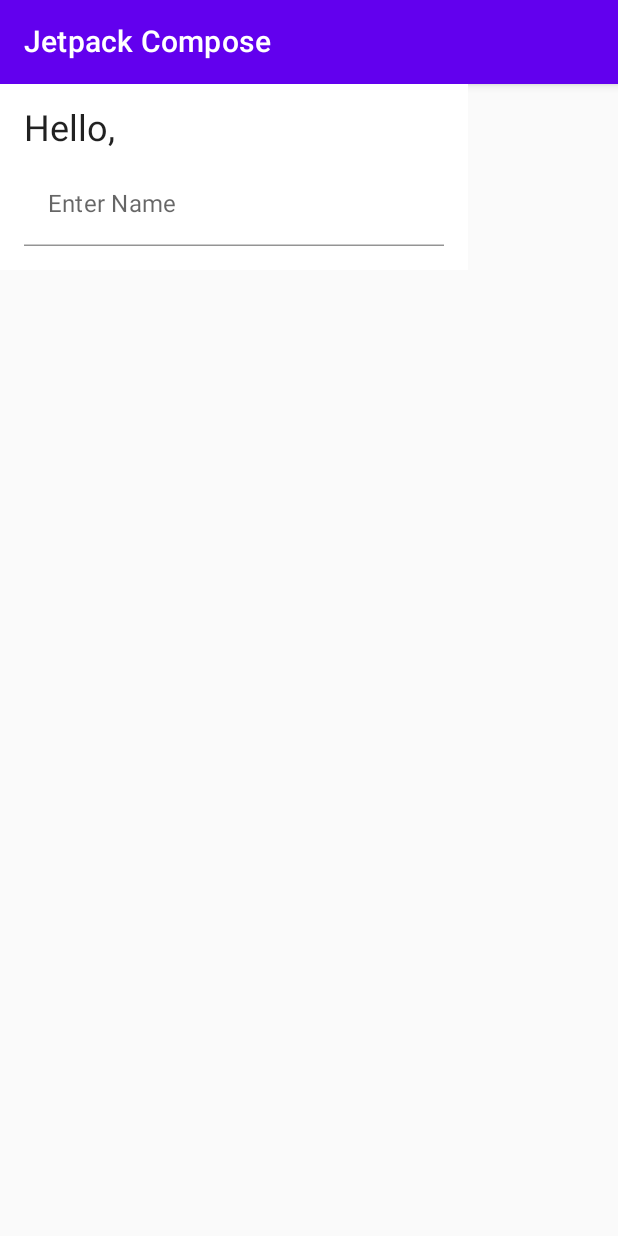
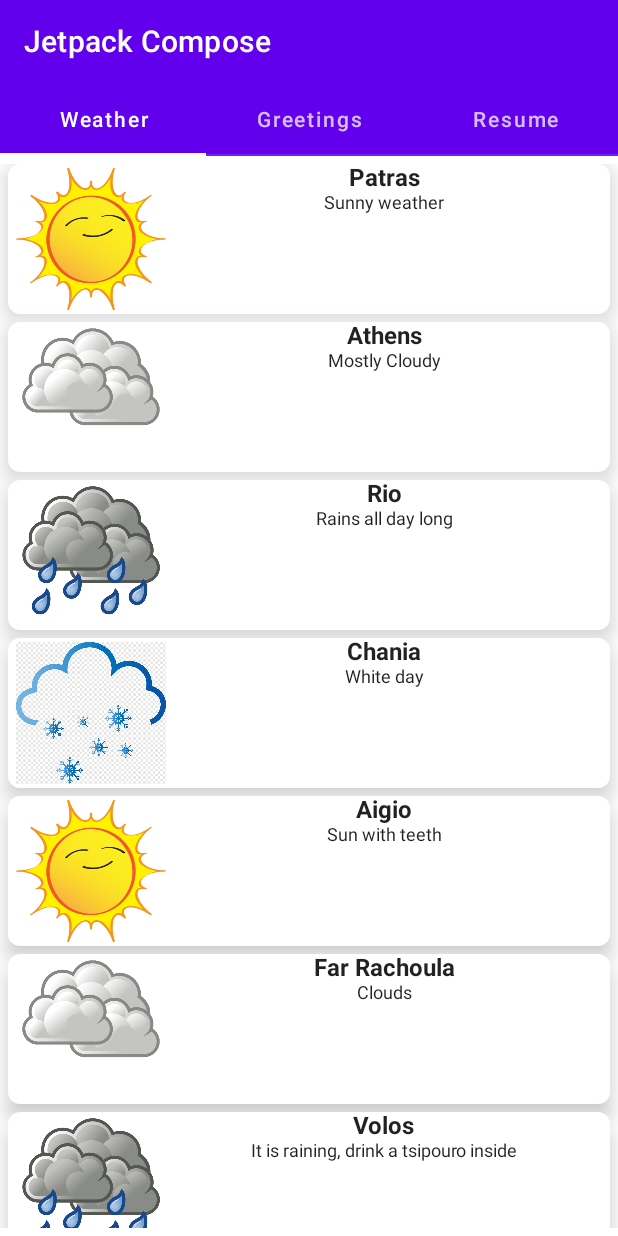
Before and after one commit to BILLyTheLiTTle/Learning_Android, an Android app built with Jetpack Compose: the screen it shows after launch (MainActivity), on a phone screen of 412 x 824 dp. Run offline under Robolectric (Android 15) with nearby library versions, the phone set to English and light mode, and no system bars; our stand-ins replace accompanist.

Commit message:
Add tabs and pager functionality(Experimental)

```diff
--- a/JetpackComposeExample/app/build.gradle
+++ b/JetpackComposeExample/app/build.gradle
@@ -63,4 +63,6 @@
     androidTestImplementation "androidx.compose.ui:ui-test-junit4:$compose_version"
     debugImplementation "androidx.compose.ui:ui-tooling:$compose_version"
     implementation "androidx.compose.runtime:runtime-livedata:$compose_version"
+    implementation "com.google.accompanist:accompanist-pager:0.12.0"
+    implementation "com.google.accompanist:accompanist-pager-indicators:0.12.0"
 }
--- a/JetpackComposeExample/app/src/main/AndroidManifest.xml
+++ b/JetpackComposeExample/app/src/main/AndroidManifest.xml
@@ -10,7 +10,7 @@
         android:supportsRtl="true"
         android:theme="@style/Theme.JetpackComposeExample">
         <activity
-            android:name=".ui.screens.MainActivity"
+            android:name=".ui.screens.main.MainActivity"
             android:exported="true"
             android:label="@string/app_name"
             android:theme="@style/Theme.JetpackComposeExample.NoActionBar">
--- a/JetpackComposeExample/app/src/main/java/learning/android/compose/ui/list/WeatherItem.kt
+++ b/JetpackComposeExample/app/src/main/java/learning/android/compose/ui/list/WeatherItem.kt
@@ -10,7 +10,6 @@
 import androidx.compose.ui.Modifier
 import androidx.compose.ui.layout.ContentScale
 import androidx.compose.ui.res.painterResource
-import androidx.compose.ui.text.style.TextAlign
 import androidx.compose.ui.tooling.preview.Preview
 import androidx.compose.ui.unit.dp
 import learning.android.compose.R
--- a/JetpackComposeExample/app/src/main/java/learning/android/compose/ui/screens/MainActivity.kt
+++ /dev/null
@@ -1,33 +0,0 @@
-package learning.android.compose.ui.screens
-
-import android.os.Bundle
-import androidx.activity.ComponentActivity
-import androidx.activity.compose.setContent
-import androidx.activity.viewModels
-import androidx.compose.foundation.layout.*
-import androidx.compose.material.*
-import learning.android.compose.ui.theme.JetpackComposeExampleTheme
-
-class MainActivity : ComponentActivity() {
-    val weatherItemsVM by viewModels<WeatherItemsViewModel>()
-    val greetingsVM by viewModels<GreetingsScreenViewModel>()
-
-    override fun onCreate(savedInstanceState: Bundle?) {
-        super.onCreate(savedInstanceState)
-        setContent {
-            JetpackComposeExampleTheme {
-                Column {
-                    TopAppBar(title = {
-                        Text(text = "Jetpack Compose")
-                    })
-                    // A surface container using the 'background' color from the theme
-                    Surface(color = MaterialTheme.colors.background) {
-                        //WeatherItemsScreen(weatherItemsVM.fetchData())
-                        GreetingsScreen(viewModel = greetingsVM)
-                    }
-                }
-
-            }
-        }
-    }
-}
--- /dev/null
+++ b/JetpackComposeExample/app/src/main/java/learning/android/compose/ui/screens/main/MainActivity.kt
@@ -0,0 +1,60 @@
+package learning.android.compose.ui.screens.main
+
+import android.os.Bundle
+import androidx.activity.ComponentActivity
+import androidx.activity.compose.setContent
+import androidx.activity.viewModels
+import androidx.compose.foundation.layout.*
+import androidx.compose.material.*
+import androidx.compose.runtime.rememberCoroutineScope
+import com.google.accompanist.pager.*
+import learning.android.compose.ui.screens.main.greetings.GreetingsScreen
+import learning.android.compose.ui.screens.main.greetings.GreetingsScreenViewModel
+import learning.android.compose.ui.screens.main.resume.ResumeScreen
+import learning.android.compose.ui.screens.main.weather.WeatherItemsScreen
+import learning.android.compose.ui.screens.main.weather.WeatherItemsViewModel
+import learning.android.compose.ui.screens.tabbing.Tabs
+import learning.android.compose.ui.screens.tabbing.TabsContent
+import learning.android.compose.ui.theme.JetpackComposeExampleTheme
+
+class MainActivity : ComponentActivity() {
+    private val weatherItemsVM by viewModels<WeatherItemsViewModel>()
+    private val greetingsVM by viewModels<GreetingsScreenViewModel>()
+
+    private val tabsItems = arrayOf("Weather", "Greetings", "Resume")
+
+    @ExperimentalPagerApi
+    override fun onCreate(savedInstanceState: Bundle?) {
+        super.onCreate(savedInstanceState)
+
+        setContent {
+            val scope = rememberCoroutineScope()
+            val pagerState = rememberPagerState(
+                pageCount = tabsItems.size
+            )
+            JetpackComposeExampleTheme {
+                Column {
+                    TopAppBar(title = {
+                        Text(text = "Jetpack Compose")
+                    })
+                    // A surface container using the 'background' color from the theme
+                    Surface(color = MaterialTheme.colors.background) {
+                        Column {
+                            Tabs(pagerState = pagerState, scope = scope, tabsItems) {
+                                pagerState.animateScrollToPage(it)
+                            }
+                            TabsContent(pagerState = pagerState) {
+                                when (it) {
+                                    0 -> WeatherItemsScreen(weatherItemsVM.fetchData())
+                                    1 -> GreetingsScreen(viewModel = greetingsVM)
+                                    else -> ResumeScreen(name = greetingsVM.name.value?:"", option = "")
+                                }
+                            }
+                        }
+                    }
+                }
+
+            }
+        }
+    }
+}
--- a/JetpackComposeExample/app/src/main/java/learning/android/compose/ui/screens/GreetingsScreen.kt
+++ b/JetpackComposeExample/app/src/main/java/learning/android/compose/ui/screens/main/greetings/GreetingsScreen.kt
@@ -1,4 +1,4 @@
-package learning.android.compose.ui.screens
+package learning.android.compose.ui.screens.main.greetings
 
 import androidx.compose.foundation.layout.Column
 import androidx.compose.foundation.layout.padding
@@ -24,11 +24,12 @@
     Column(modifier = Modifier.padding(16.dp)) {
         Text(
             text = "Hello, $name",
-            modifier = Modifier.padding(bottom = 8.dp),
+            modifier = Modifier.padding(8.dp),
             style = MaterialTheme.typography.h5
         )
         TextField(
             value = name,
+            modifier = Modifier.padding(8.dp),
             onValueChange = onNameChange,
             placeholder = { Text("Name")},
             label = { Text("Enter Name")},
--- a/JetpackComposeExample/app/src/main/java/learning/android/compose/ui/screens/GreetingsScreenViewModel.kt
+++ b/JetpackComposeExample/app/src/main/java/learning/android/compose/ui/screens/main/greetings/GreetingsScreenViewModel.kt
@@ -1,4 +1,4 @@
-package learning.android.compose.ui.screens
+package learning.android.compose.ui.screens.main.greetings
 
 import androidx.lifecycle.LiveData
 import androidx.lifecycle.MutableLiveData
--- a/JetpackComposeExample/app/src/main/java/learning/android/compose/ui/screens/WeatherItemsScreen.kt
+++ b/JetpackComposeExample/app/src/main/java/learning/android/compose/ui/screens/main/weather/WeatherItemsScreen.kt
@@ -1,4 +1,4 @@
-package learning.android.compose.ui
+package learning.android.compose.ui.screens.main.weather
 
 import androidx.compose.foundation.layout.Arrangement
 import androidx.compose.foundation.layout.fillMaxHeight
--- a/JetpackComposeExample/app/src/main/java/learning/android/compose/ui/screens/WeatherItemsViewModel.kt
+++ b/JetpackComposeExample/app/src/main/java/learning/android/compose/ui/screens/main/weather/WeatherItemsViewModel.kt
@@ -1,7 +1,5 @@
-package learning.android.compose.ui.screens
+package learning.android.compose.ui.screens.main.weather
 
-import androidx.lifecycle.LiveData
-import androidx.lifecycle.MutableLiveData
 import androidx.lifecycle.ViewModel
 import learning.android.compose.R
 import learning.android.compose.data.WeatherInfo
--- /dev/null
+++ b/JetpackComposeExample/app/src/main/java/learning/android/compose/ui/screens/tabbing/TabsAndContent.kt
@@ -0,0 +1,48 @@
+package learning.android.compose.ui.screens.tabbing
+
+import androidx.compose.foundation.layout.Column
+import androidx.compose.material.Tab
+import androidx.compose.material.TabRow
+import androidx.compose.material.TabRowDefaults
+import androidx.compose.material.Text
+import androidx.compose.runtime.Composable
+import androidx.compose.ui.Modifier
+import com.google.accompanist.pager.ExperimentalPagerApi
+import com.google.accompanist.pager.HorizontalPager
+import com.google.accompanist.pager.PagerState
+import com.google.accompanist.pager.pagerTabIndicatorOffset
+import kotlinx.coroutines.CoroutineScope
+import kotlinx.coroutines.launch
+
+@ExperimentalPagerApi
+@Composable
+fun Tabs(pagerState: PagerState, scope: CoroutineScope, tabsItems: Array<String>, onClick: suspend (Int) -> Unit){
+    Column {
+        TabRow(selectedTabIndex = 0,
+            indicator = { tabPositions ->
+                TabRowDefaults.Indicator(
+                    Modifier.pagerTabIndicatorOffset(pagerState, tabPositions)
+                )
+            }) {
+            tabsItems.forEachIndexed{ index, tab ->
+                Tab(selected = pagerState.currentPage == index,
+                    onClick = {
+                        scope.launch {
+                            onClick(index)
+                        }
+                    },
+                    text = {
+                        Text(text = tab)
+                    })
+            }
+        }
+    }
+}
+
+@ExperimentalPagerApi
+@Composable
+fun TabsContent(pagerState: PagerState, onScroll: @Composable (Int) -> Unit) {
+    HorizontalPager(state = pagerState) { page ->
+        onScroll(page)
+    }
+}
--- a/JetpackComposeExample/app/src/main/java/learning/android/compose/ui/theme/Theme.kt
+++ b/JetpackComposeExample/app/src/main/java/learning/android/compose/ui/theme/Theme.kt
@@ -34,7 +34,7 @@
 @Composable
 fun JetpackComposeExampleTheme(
     darkTheme: Boolean = isSystemInDarkTheme(),
-    content: @Composable() () -> Unit
+    content: @Composable () -> Unit
 ) {
     val colors = if (darkTheme) {
         DarkColorPalette
```
Also changed, not shown: JetpackComposeExample/app/src/main/java/learning/android/compose/ui/screens/main/resume/ResumeScreen.kt (added, +36 -0 lines).
